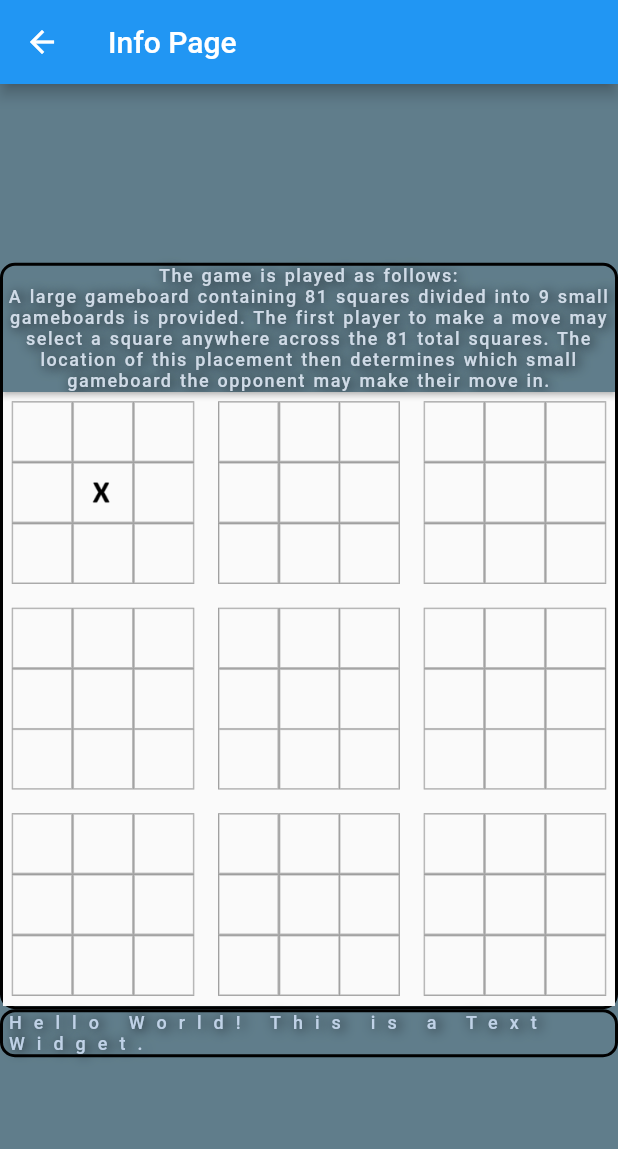
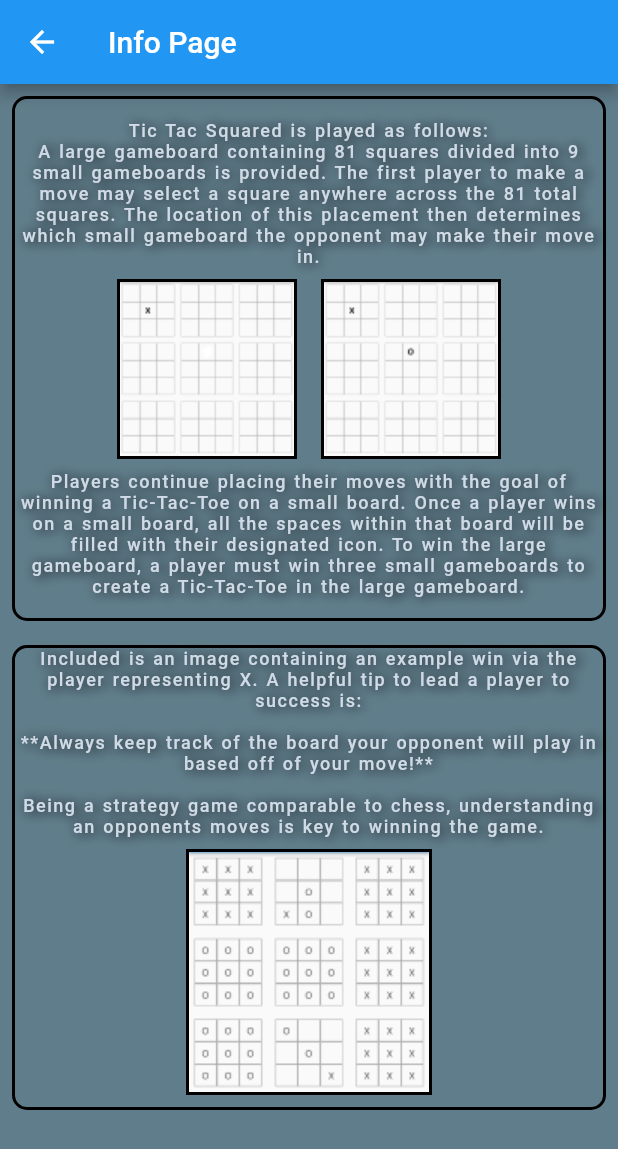
Before and after one commit to Hershey49/tt_squared, a Flutter app: the InfoPage screen opened directly, on a phone screen of 412 x 824 dp. Shown: the top 1149 px of the screen. Run offline on Flutter 3.47's test engine with Material 2 defaults, Android fonts, the light colour scheme and no system bars.

Commit message:
finished info page

```diff
--- a/lib/main.dart
+++ b/lib/main.dart
@@ -104,10 +104,13 @@ class _InfoPageState extends State<InfoPage> {
       appBar: AppBar(
         title: Text(widget.title),
       ),
-      body: Column(
+      body: SingleChildScrollView(
+        child: Column(
           mainAxisAlignment: MainAxisAlignment.center,
           children: [
-          Container(
+            Padding(
+              padding: const EdgeInsets.all(8.0),
+              child: Container(
               decoration: BoxDecoration(
                 border: Border.all(
                   color: Colors.black,
@@ -117,7 +120,7 @@ class _InfoPageState extends State<InfoPage> {
               ),
               child: Column(
                 children: [
-              Text("The game is played as follows:\nA large gameboard containing 81 squares divided into 9 small gameboards is provided. The first player to make a move may select a square anywhere across the 81 total squares. The location of this placement then determines which small gameboard the opponent may make their move in.",
+                  Text("\nTic Tac Squared is played as follows:\nA large gameboard containing 81 squares divided into 9 small gameboards is provided. The first player to make a move may select a square anywhere across the 81 total squares. The location of this placement then determines which small gameboard the opponent may make their move in.",
                       textAlign: TextAlign.center,
                       style: TextStyle(
                         fontSize: 12,
@@ -130,11 +133,39 @@ class _InfoPageState extends State<InfoPage> {
                         ]
                       ),
                   ),
-              Image.asset('images/gameboardOneX.png'),   // resize this image
+                  Row(
+                    mainAxisAlignment: MainAxisAlignment.center,
+                    children: [
+                      Padding(
+                        padding: const EdgeInsets.all(8.0),
+                        child: Container(decoration: BoxDecoration(border: Border.all(color: Colors.black,width: 2,),), child: Image.asset('images/gameboardOneX.png')),
+                      ),
+                      Padding(
+                        padding: const EdgeInsets.all(8.0),
+                        child: Container(decoration: BoxDecoration(border: Border.all(color: Colors.black,width: 2,),), child: Image.asset('images/gameboardOneXOneO.png')),
+                      )
+                    ],
+                  ),
+                  Text("Players continue placing their moves with the goal of winning a Tic-Tac-Toe on a small board. Once a player wins on a small board, all the spaces within that board will be filled with their designated icon. To win the large gameboard, a player must win three small gameboards to create a Tic-Tac-Toe in the large gameboard.\n",
+                      textAlign: TextAlign.center,
+                      style: TextStyle(
+                        fontSize: 12,
+                        color: Color.fromARGB(255, 208, 219, 231),
+                        fontWeight: FontWeight.w500,
+                        letterSpacing: 1,
+                        wordSpacing: 1,
+                        shadows: [
+                          Shadow(color: Colors.black, offset: Offset(2,1), blurRadius:10)
+                        ]
+                      ),
+                  ),
                 ],
               ),
                     ),
-        Container(
+            ),
+          Padding(
+              padding: const EdgeInsets.all(8.0),
+              child: Container(
               decoration: BoxDecoration(
                 border: Border.all(
                   color: Colors.black,
@@ -142,21 +173,31 @@ class _InfoPageState extends State<InfoPage> {
                 ),
                 borderRadius: BorderRadius.circular(10),
               ),
-          child: Text(
-              "Hello World! This is a Text Widget.",
+              child: Column(
+                children: [
+                  Text("Included is an image containing an example win via the player representing X. A helpful tip to lead a player to success is:\n\n**Always keep track of the board your opponent will play in based off of your move!**\n\nBeing a strategy game comparable to chess, understanding an opponents moves is key to winning the game.",
+                      textAlign: TextAlign.center,
                       style: TextStyle(
                         fontSize: 12,
-                color: Color.fromARGB(255, 192, 210, 231),
+                        color: Color.fromARGB(255, 208, 219, 231),
                         fontWeight: FontWeight.w500,
-                letterSpacing: 8,
+                        letterSpacing: 1,
                         wordSpacing: 1,
                         shadows: [
                           Shadow(color: Colors.black, offset: Offset(2,1), blurRadius:10)
                         ]
                       ),
                   ),
+                  Padding(
+                        padding: const EdgeInsets.all(8.0),
+                        child: Container(decoration: BoxDecoration(border: Border.all(color: Colors.black,width: 2,),), child: Image.asset('images/exampleWin.png')),
+                  ),
+                ],
+              ),
+                    ),
             ),
           ]
+        ),
       ),
     );
   }
```
Also changed, not shown: images/exampleWin.png (added), images/gameboardOneX.png, images/gameboardOneXOneO.png. Lines whose indentation alone changed are shown as unchanged.
